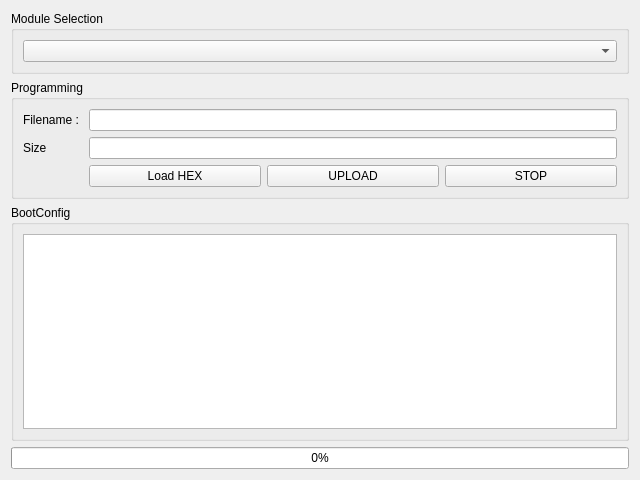
Above: NetworkViewer/plugins/dsPICBootloader/dsPICBootloader.ui from glocklueng/openecosys before the change. Below: the same form after it.
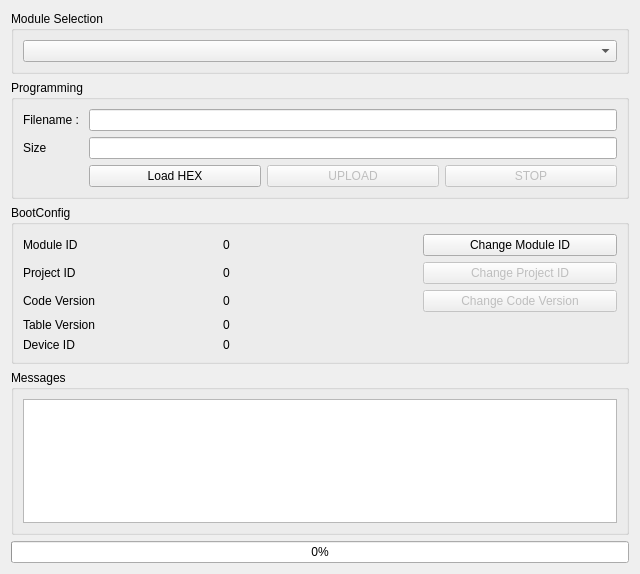
That is the form after the change.

Commit message: Changing device_id on the bus working.

Patch:
```diff
--- a/NetworkViewer/plugins/dsPICBootloader/dsPICBootloader.ui
+++ b/NetworkViewer/plugins/dsPICBootloader/dsPICBootloader.ui
@@ -7,7 +7,7 @@
     <x>0</x>
     <y>0</y>
     <width>640</width>
-    <height>480</height>
+    <height>574</height>
    </rect>
   </property>
   <property name="minimumSize">
@@ -81,7 +81,7 @@
         <item>
          <widget class="QPushButton" name="m_uploadButton">
           <property name="enabled">
-           <bool>true</bool>
+           <bool>false</bool>
           </property>
           <property name="text">
            <string>UPLOAD</string>
@@ -91,7 +91,7 @@
         <item>
          <widget class="QPushButton" name="m_stopButton">
           <property name="enabled">
-           <bool>true</bool>
+           <bool>false</bool>
           </property>
           <property name="text">
            <string>STOP</string>
@@ -108,7 +108,119 @@
      <property name="title">
       <string>BootConfig</string>
      </property>
-     <layout class="QHBoxLayout" name="horizontalLayout">
+     <layout class="QGridLayout" name="gridLayout_2">
+      <item row="0" column="0">
+       <widget class="QLabel" name="label_4">
+        <property name="text">
+         <string>Module ID</string>
+        </property>
+       </widget>
+      </item>
+      <item row="0" column="1">
+       <widget class="QLabel" name="m_moduleIDLabel">
+        <property name="text">
+         <string>0</string>
+        </property>
+       </widget>
+      </item>
+      <item row="0" column="2">
+       <widget class="QPushButton" name="m_changeModuleIDButton">
+        <property name="text">
+         <string>Change Module ID</string>
+        </property>
+       </widget>
+      </item>
+      <item row="1" column="1">
+       <widget class="QLabel" name="m_projectIDLabel">
+        <property name="text">
+         <string>0</string>
+        </property>
+       </widget>
+      </item>
+      <item row="1" column="0">
+       <widget class="QLabel" name="label_3">
+        <property name="text">
+         <string>Project ID</string>
+        </property>
+       </widget>
+      </item>
+      <item row="1" column="2">
+       <widget class="QPushButton" name="m_changeProjectIDButton">
+        <property name="enabled">
+         <bool>false</bool>
+        </property>
+        <property name="text">
+         <string>Change Project ID</string>
+        </property>
+       </widget>
+      </item>
+      <item row="2" column="0">
+       <widget class="QLabel" name="label_6">
+        <property name="text">
+         <string>Code Version</string>
+        </property>
+       </widget>
+      </item>
+      <item row="2" column="1">
+       <widget class="QLabel" name="m_codeVersionLabel">
+        <property name="text">
+         <string>0</string>
+        </property>
+       </widget>
+      </item>
+      <item row="2" column="2">
+       <widget class="QPushButton" name="m_changeCodeVersionButton">
+        <property name="enabled">
+         <bool>false</bool>
+        </property>
+        <property name="text">
+         <string>Change Code Version</string>
+        </property>
+       </widget>
+      </item>
+      <item row="4" column="0">
+       <widget class="QLabel" name="label_5">
+        <property name="text">
+         <string>Table Version</string>
+        </property>
+       </widget>
+      </item>
+      <item row="4" column="1">
+       <widget class="QLabel" name="m_tableVersionLabel">
+        <property name="text">
+         <string>0</string>
+        </property>
+       </widget>
+      </item>
+      <item row="6" column="1">
+       <widget class="QLabel" name="m_deviceIDLabel">
+        <property name="text">
+         <string>0</string>
+        </property>
+       </widget>
+      </item>
+      <item row="6" column="0">
+       <widget class="QLabel" name="label_8">
+        <property name="text">
+         <string>Device ID</string>
+        </property>
+       </widget>
+      </item>
+     </layout>
+    </widget>
+   </item>
+   <item>
+    <widget class="QGroupBox" name="groupBox_4">
+     <property name="minimumSize">
+      <size>
+       <width>0</width>
+       <height>50</height>
+      </size>
+     </property>
+     <property name="title">
+      <string>Messages</string>
+     </property>
+     <layout class="QVBoxLayout" name="verticalLayout_3">
       <item>
        <widget class="QTextEdit" name="m_textEdit"/>
       </item>
```
The commit also changes 3 other files.
